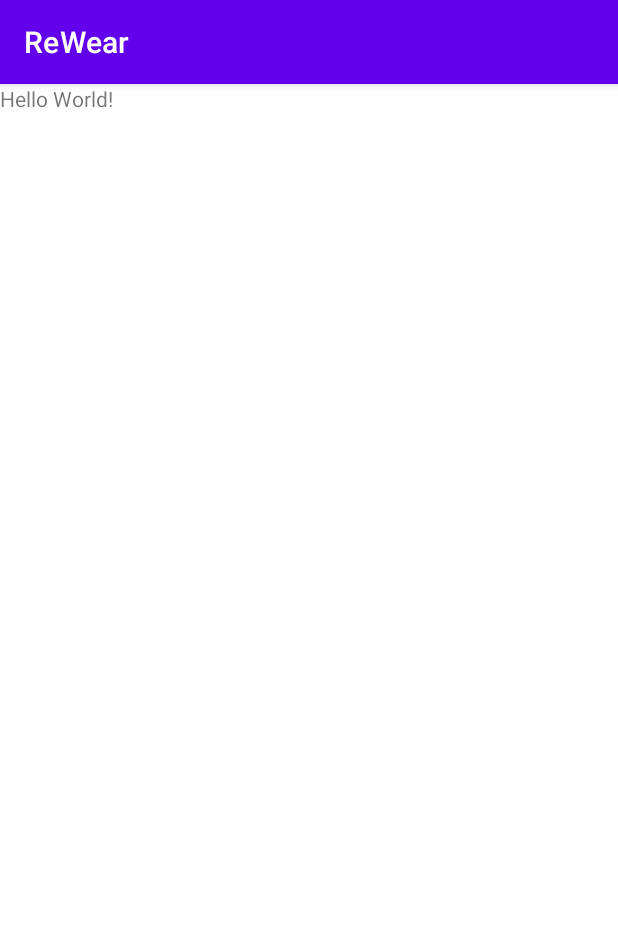
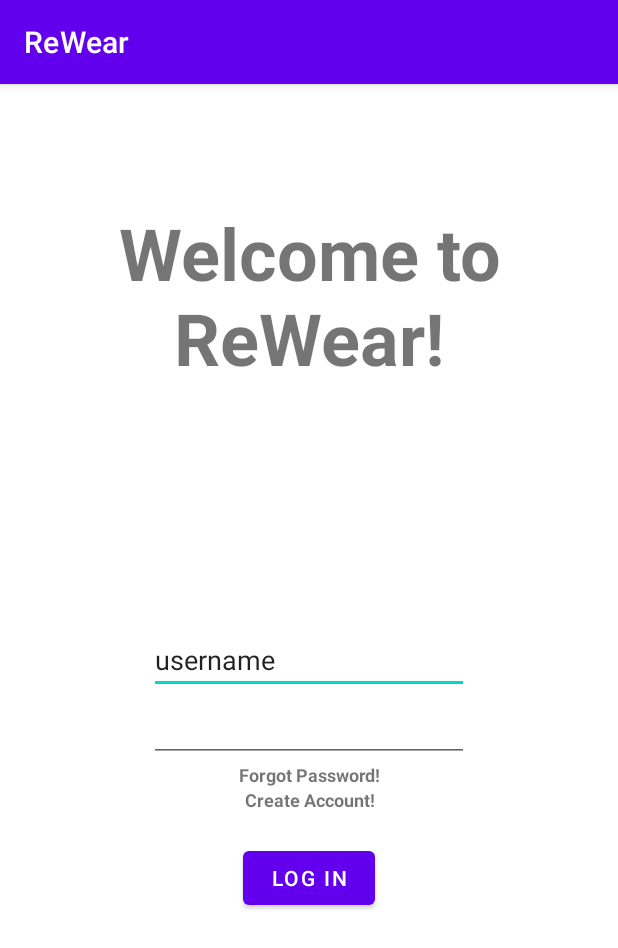
Before and after one commit to 8Autumn8/ReWear, an Android app: the screen it shows after launch (LoginActivity), on a phone screen of 412 x 824 dp. Shown: the top 948 px of the screen. Run offline under Robolectric (Android 15) with nearby library versions, the phone set to English and light mode, and no system bars.

Commit message:
Added basic screens and finished log in page

```diff
--- a/app/src/main/res/layout/activity_login.xml
+++ b/app/src/main/res/layout/activity_login.xml
@@ -7,9 +7,84 @@
     tools:context=".LoginActivity">
 
     <TextView
+        android:id="@+id/titleName"
         android:layout_width="wrap_content"
         android:layout_height="wrap_content"
-        android:text="Hello World!"
+        android:layout_alignParentTop="true"
+        android:layout_centerHorizontal="true"
+        android:layout_marginTop="80dp"
+        android:text="Welcome to ReWear!"
+        android:textAlignment="center"
+        android:textSize="48sp"
+        android:textStyle="bold"
+        app:layout_constraintBottom_toBottomOf="parent"
+        app:layout_constraintEnd_toEndOf="parent"
+        app:layout_constraintStart_toStartOf="parent"
+        app:layout_constraintTop_toTopOf="parent" />
+
+    <EditText
+        android:id="@+id/editTextTextPersonName"
+        android:layout_width="wrap_content"
+        android:layout_height="wrap_content"
+        android:layout_centerVertical="true"
+        android:layout_centerHorizontal="true"
+
+        android:ems="10"
+        android:inputType="textPersonName"
+        android:text="username" />
+
+    <EditText
+        android:id="@+id/editTextTextPassword"
+        android:layout_centerHorizontal="true"
+        android:layout_width="wrap_content"
+        android:layout_height="wrap_content"
+        android:layout_centerVertical="true"
+        android:layout_below="@+id/editTextTextPersonName"
+        android:ems="10"
+        android:inputType="textPassword" />
+
+    <Button
+        android:id="@+id/button2"
+        android:layout_width="wrap_content"
+        android:layout_height="wrap_content"
+        android:layout_centerHorizontal="true"
+        android:layout_below="@+id/createAccount"
+        android:layout_marginTop = "20dp"
+        android:text="Log In" />
+
+    <ImageView
+        android:id="@+id/imageView"
+        android:layout_width="150dp"
+        android:layout_height="150dp"
+        android:scaleType="fitXY"
+        android:layout_below="@+id/titleName"
+        android:layout_centerHorizontal="true"
+        tools:src="@tools:sample/avatars" />
+
+    <TextView
+        android:id="@+id/forgotPassword"
+        android:layout_width="wrap_content"
+        android:layout_height="wrap_content"
+        android:layout_centerHorizontal="true"
+        android:text="Forgot Password!"
+        android:textAlignment="center"
+        android:textSize="12dp"
+        android:textStyle="bold"
+        android:layout_below="@+id/editTextTextPassword"
+        app:layout_constraintBottom_toBottomOf="parent"
+        app:layout_constraintEnd_toEndOf="parent"
+        app:layout_constraintStart_toStartOf="parent"
+        app:layout_constraintTop_toTopOf="parent" />
+    <TextView
+        android:id="@+id/createAccount"
+        android:layout_width="wrap_content"
+        android:layout_height="wrap_content"
+        android:layout_centerHorizontal="true"
+        android:text="Create Account!"
+        android:textAlignment="center"
+        android:textSize="12dp"
+        android:textStyle="bold"
+        android:layout_below="@+id/forgotPassword"
         app:layout_constraintBottom_toBottomOf="parent"
         app:layout_constraintEnd_toEndOf="parent"
         app:layout_constraintStart_toStartOf="parent"
```
Also changed, not shown: app/src/main/AndroidManifest.xml (+24 -0 lines), app/src/main/java/com/example/rewear/ClothesTrackingActivity.kt (added, +11 -0 lines), app/src/main/java/com/example/rewear/CreateUserActivity.kt (added, +11 -0 lines), app/src/main/java/com/example/rewear/GroupsActivity.kt (added, +11 -0 lines), app/src/main/java/com/example/rewear/HomepageActivity.kt (added, +11 -0 lines), app/src/main/java/com/example/rewear/ProfileActivity.kt (added, +11 -0 lines), app/src/main/java/com/example/rewear/ViewGroupActivity.kt (added, +11 -0 lines), app/src/main/res/layout/activity_clothes_tracking.xml (added, +24 -0 lines), app/src/main/res/layout/activity_create_user.xml (added, +18 -0 lines), app/src/main/res/layout/activity_groups.xml (added, +18 -0 lines), app/src/main/res/layout/activity_homepage.xml (added, +18 -0 lines), app/src/main/res/layout/activity_profile.xml (added, +18 -0 lines), app/src/main/res/layout/activity_view_group.xml (added, +18 -0 lines).
